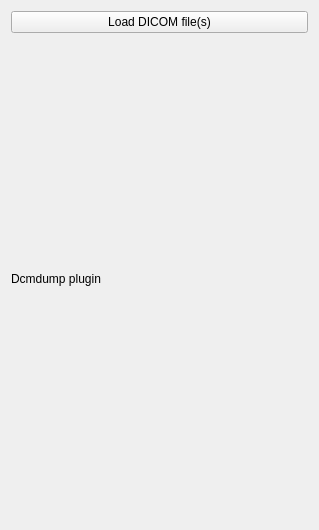
Old version of the form cpp/dcmdump_plugin/plugin.ui in the repository IMAGE-ET/DicomLab.
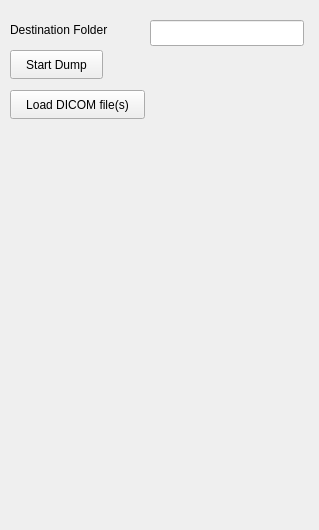
New version of the form.

Commit message: Used QAbstractListModel to populate the list of files for the selected directory. Added UI elements to display list of files.

The edit to the form file:
```diff
--- a/cpp/dcmdump_plugin/plugin.ui
+++ b/cpp/dcmdump_plugin/plugin.ui
@@ -13,25 +13,55 @@
   <property name="windowTitle">
    <string>Form</string>
   </property>
-  <layout class="QGridLayout" name="gridLayout">
-   <item row="1" column="0">
-    <widget class="QLabel" name="label">
+  <widget class="QLabel" name="lblDestinationFolder">
+   <property name="geometry">
+    <rect>
+     <x>10</x>
+     <y>20</y>
+     <width>122</width>
+     <height>20</height>
+    </rect>
+   </property>
      <property name="text">
-      <string>Dcmdump plugin</string>
-     </property>
-     <property name="wordWrap">
-      <bool>true</bool>
-     </property>
-    </widget>
-   </item>
-   <item row="0" column="0">
+    <string>Destination Folder</string>
+   </property>
+  </widget>
+  <widget class="QLineEdit" name="edtDestinationFolder">
+   <property name="geometry">
+    <rect>
+     <x>150</x>
+     <y>20</y>
+     <width>154</width>
+     <height>26</height>
+    </rect>
+   </property>
+  </widget>
+  <widget class="QPushButton" name="btnProcess">
+   <property name="geometry">
+    <rect>
+     <x>10</x>
+     <y>50</y>
+     <width>93</width>
+     <height>29</height>
+    </rect>
+   </property>
+   <property name="text">
+    <string>Start Dump</string>
+   </property>
+  </widget>
     <widget class="QPushButton" name="btnLoadDicomFile">
+   <property name="geometry">
+    <rect>
+     <x>10</x>
+     <y>90</y>
+     <width>135</width>
+     <height>29</height>
+    </rect>
+   </property>
      <property name="text">
       <string>Load DICOM file(s)</string>
      </property>
     </widget>
-   </item>
-  </layout>
  </widget>
  <resources/>
  <connections/>
```
Lines whose indentation alone changed are shown as unchanged. The commit also changes 6 other files.
